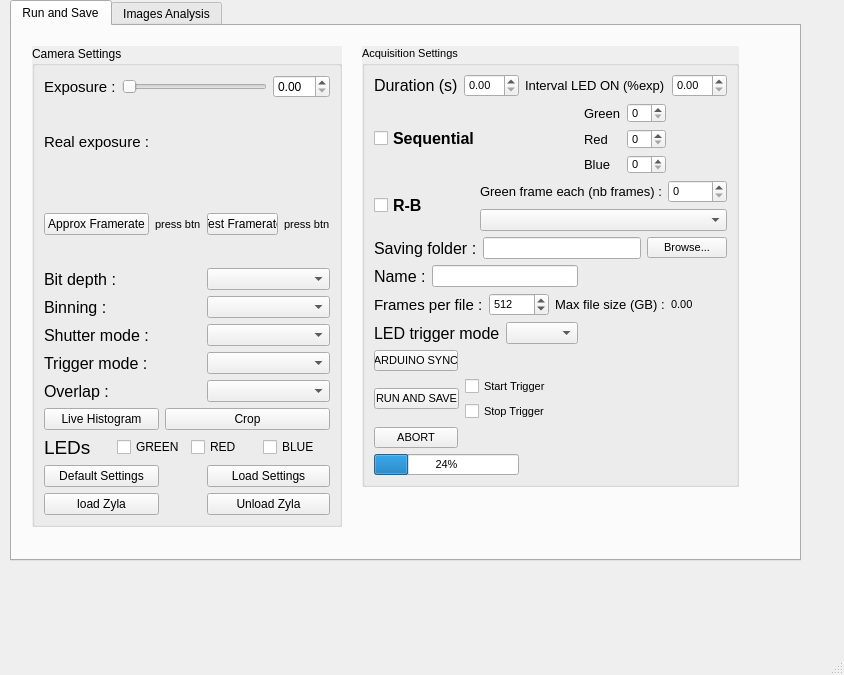
JohnstonLab/OMMI, file isoi_window_V2.ui: the form before one commit.
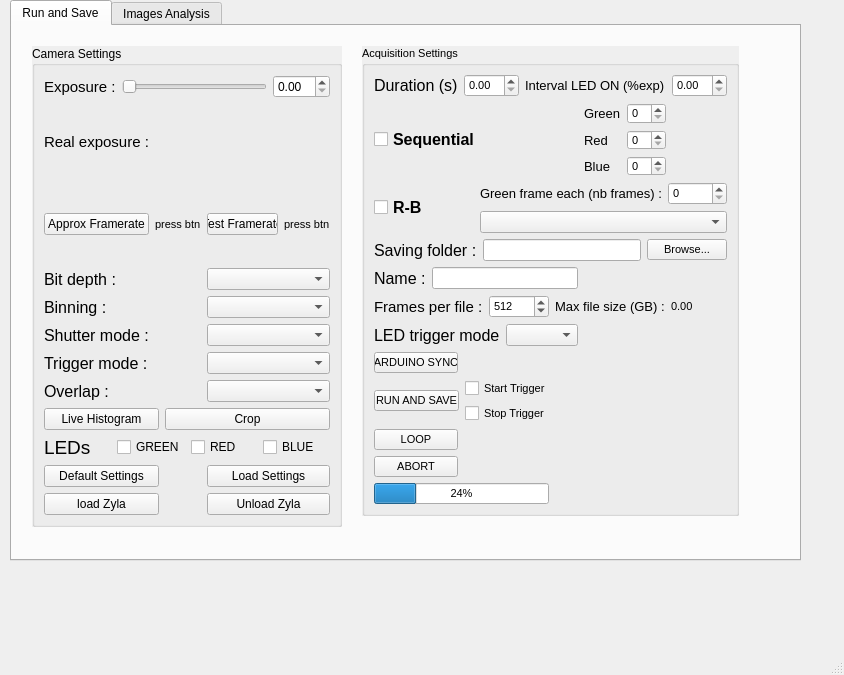
The form after the commit.

Commit message: GUI modif + verification of the information sent to cyclops part 1

Patch:
```diff
--- a/isoi_window_V2.ui
+++ b/isoi_window_V2.ui
@@ -325,7 +325,7 @@
         <x>350</x>
         <y>20</y>
         <width>377</width>
-        <height>441</height>
+        <height>470</height>
        </rect>
       </property>
       <property name="font">
@@ -638,13 +638,20 @@
         </layout>
        </item>
        <item row="9" column="0">
+        <widget class="QPushButton" name="loopBtn">
+         <property name="text">
+          <string>LOOP</string>
+         </property>
+        </widget>
+       </item>
+       <item row="10" column="0">
         <widget class="QPushButton" name="abortBtn">
          <property name="text">
           <string>ABORT</string>
          </property>
         </widget>
        </item>
-       <item row="10" column="0" colspan="2">
+       <item row="11" column="0" colspan="3">
         <widget class="QProgressBar" name="progressBar">
          <property name="value">
           <number>24</number>
```
Left out of the diff: 5 changed lines with no effect on the pictures. The commit also changes 4 other files.
